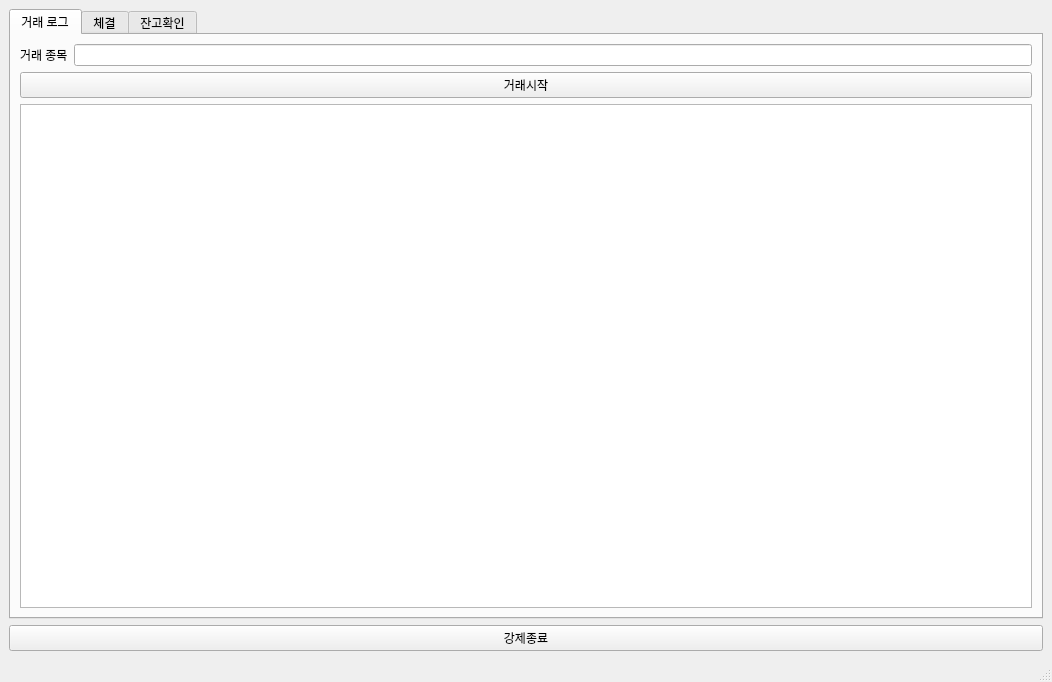
Before: the Qt Designer form ui/trader_ui.ui in Lidit/trading_system, drawn with Qt 5.
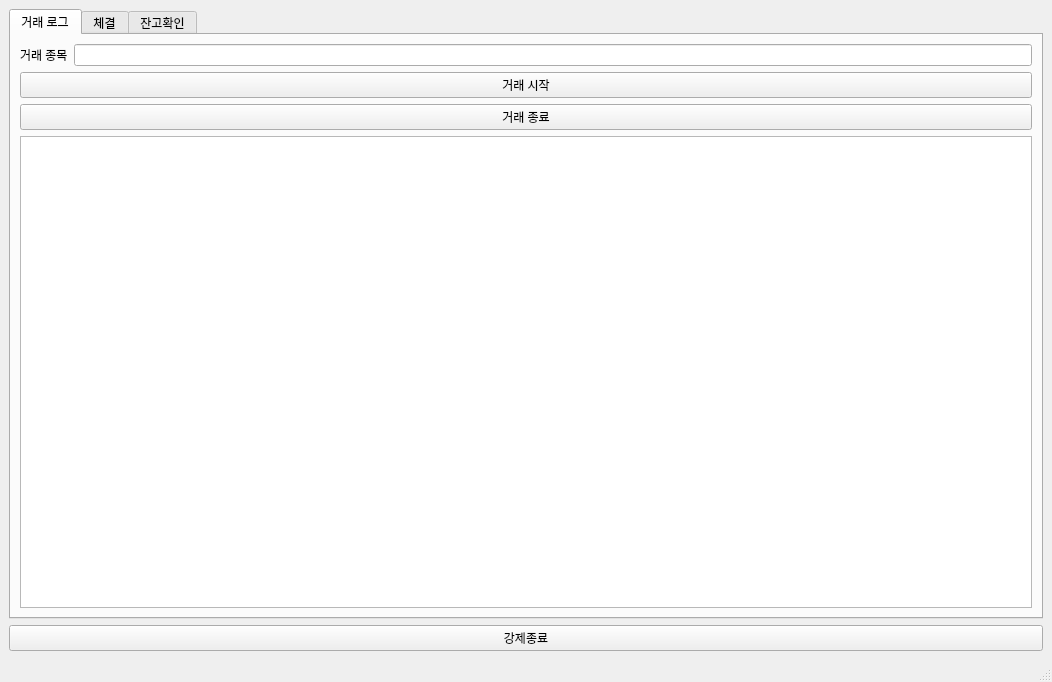
After: the same form once the commit is applied.

Patch:
```diff
--- a/ui/trader_ui.ui
+++ b/ui/trader_ui.ui
@@ -45,13 +45,20 @@
           </item>
          </layout>
         </item>
-        <item row="2" column="0">
+        <item row="7" column="0">
          <widget class="QTextBrowser" name="tradeLogTextBrowser"/>
         </item>
-        <item row="1" column="0">
+        <item row="2" column="0">
          <widget class="QPushButton" name="startTradeButton">
           <property name="text">
-           <string>거래시작</string>
+           <string>거래 시작</string>
+          </property>
+         </widget>
+        </item>
+        <item row="3" column="0">
+         <widget class="QPushButton" name="stopTradeButton">
+          <property name="text">
+           <string>거래 종료</string>
           </property>
          </widget>
         </item>
```
Left out of the diff: 21 changed lines with no effect on the pictures.
